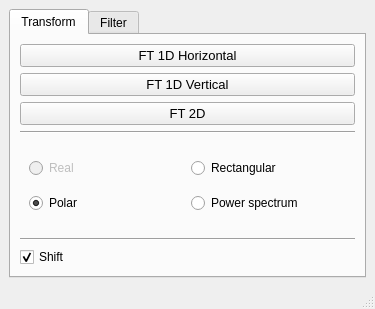
Old version of the form UIs/nSpectralAnalysis.ui in the repository NeutrinoToolkit/Neutrino.
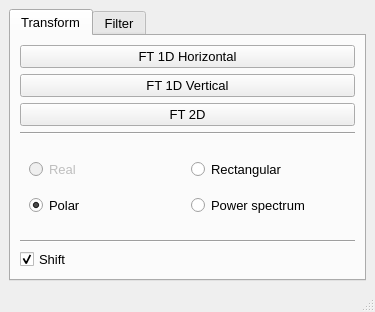
New version of the form.

```diff
--- a/UIs/nSpectralAnalysis.ui
+++ b/UIs/nSpectralAnalysis.ui
@@ -7,7 +7,7 @@
     <x>0</x>
     <y>0</y>
     <width>375</width>
-    <height>309</height>
+    <height>312</height>
    </rect>
   </property>
   <property name="windowTitle">
@@ -26,6 +26,11 @@
    <layout class="QGridLayout" name="gridLayout_2">
     <item row="0" column="0">
      <widget class="QTabWidget" name="tabWidget">
+      <property name="font">
+       <font>
+        <pointsize>10</pointsize>
+       </font>
+      </property>
       <property name="currentIndex">
        <number>0</number>
       </property>
@@ -72,12 +77,22 @@
         </item>
         <item row="4" column="0">
          <widget class="QWidget" name="radios_w" native="true">
+          <property name="font">
+           <font>
+            <pointsize>10</pointsize>
+           </font>
+          </property>
           <layout class="QGridLayout" name="gridLayout">
            <item row="1" column="0">
             <widget class="QRadioButton" name="ftoutput_real">
              <property name="enabled">
               <bool>false</bool>
              </property>
+             <property name="font">
+              <font>
+               <pointsize>10</pointsize>
+              </font>
+             </property>
              <property name="text">
               <string>Real</string>
              </property>
@@ -85,6 +100,11 @@
            </item>
            <item row="1" column="1">
             <widget class="QRadioButton" name="ftoutput_rectangular">
+             <property name="font">
+              <font>
+               <pointsize>10</pointsize>
+              </font>
+             </property>
              <property name="text">
               <string>Rectangular</string>
              </property>
@@ -92,6 +112,11 @@
            </item>
            <item row="2" column="0">
             <widget class="QRadioButton" name="ftoutput_polar">
+             <property name="font">
+              <font>
+               <pointsize>10</pointsize>
+              </font>
+             </property>
              <property name="text">
               <string>Polar</string>
              </property>
@@ -105,6 +130,11 @@
              <property name="enabled">
               <bool>true</bool>
              </property>
+             <property name="font">
+              <font>
+               <pointsize>10</pointsize>
+              </font>
+             </property>
              <property name="text">
               <string>Power spectrum</string>
              </property>
@@ -115,6 +145,11 @@
         </item>
         <item row="3" column="0">
          <widget class="Line" name="line">
+          <property name="font">
+           <font>
+            <pointsize>10</pointsize>
+           </font>
+          </property>
           <property name="orientation">
            <enum>Qt::Horizontal</enum>
           </property>
@@ -122,6 +157,11 @@
         </item>
         <item row="5" column="0">
          <widget class="Line" name="line_2">
+          <property name="font">
+           <font>
+            <pointsize>10</pointsize>
+           </font>
+          </property>
           <property name="orientation">
            <enum>Qt::Horizontal</enum>
           </property>
@@ -129,6 +169,11 @@
         </item>
         <item row="6" column="0">
          <widget class="QCheckBox" name="doshift_cb">
+          <property name="font">
+           <font>
+            <pointsize>10</pointsize>
+           </font>
+          </property>
           <property name="text">
            <string>Shift</string>
           </property>
```
Left out of the diff: 8 changed lines with no effect on the pictures.
